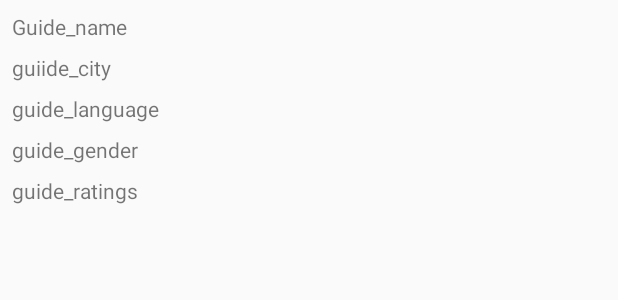
After one commit to davemaharshi7/TravelBuddy, an Android app: the layout activity_guide_details.xml on its own in the app's theme, with its tools: preview values and no code run, on a phone screen of 412 x 824 dp. The commit adds this screen. Shown: the top 300 px of the screen. Run offline under Robolectric (Android 15) with nearby library versions, the phone set to English and light mode, and no system bars.

Commit message:
Preet Completed Uptill Plan retrive
Guide List and Plan retrieval
is completed and working successfully

```diff
--- a/TravelGuide/app/build.gradle
+++ b/TravelGuide/app/build.gradle
@@ -9,6 +9,7 @@ android {
         targetSdkVersion 28
         versionCode 1
         versionName "1.0"
+        multiDexEnabled true
         testInstrumentationRunner "android.support.test.runner.AndroidJUnitRunner"
     }
     buildTypes {
@@ -21,6 +22,7 @@ android {
 
 dependencies {
     implementation fileTree(dir: 'libs', include: ['*.jar'])
+    //noinspection GradleCompatible
     implementation 'com.android.support:appcompat-v7:28.0.0'
     implementation 'com.android.support:design:28.0.0'
     implementation 'com.android.support.constraint:constraint-layout:1.1.3'
--- a/TravelGuide/app/src/main/AndroidManifest.xml
+++ b/TravelGuide/app/src/main/AndroidManifest.xml
@@ -69,7 +69,11 @@
             android:name=".Activities.ProfileActivity"
             android:screenOrientation="portrait"
             android:theme="@style/Theme.AppCompat.Light.NoActionBar" />
-        <activity android:name=".Activities.guide_dummy"></activity>
+        <activity
+            android:name=".Activities.GuideHireActivity"
+            android:screenOrientation="portrait"
+            android:theme="@style/Theme.AppCompat.Light.NoActionBar" />
+        <activity android:name=".Activities.PlanActivity"></activity>
     </application>
 
 </manifest>
--- a/TravelGuide/app/src/main/java/com/travelbuddy/travelguideapp/Activities/BaseActivity.java
+++ b/TravelGuide/app/src/main/java/com/travelbuddy/travelguideapp/Activities/BaseActivity.java
@@ -46,7 +46,7 @@ public class BaseActivity extends AppCompatActivity {
                     case R.id.hire_nav:
                         Log.i("matching", "matching inside1 rate" + checkedId);
 
-                        in = new Intent(getBaseContext(),HomeActivity.class);
+                        in = new Intent(getBaseContext(),GuideHireActivity.class);
                         startActivity(in);
                         overridePendingTransition(0, 0);
                         finish();
--- /dev/null
+++ b/TravelGuide/app/src/main/res/layout/activity_guide_details.xml
@@ -0,0 +1,69 @@
+<?xml version="1.0" encoding="utf-8"?>
+<android.support.constraint.ConstraintLayout
+    xmlns:android="http://schemas.android.com/apk/res/android"
+    xmlns:app="http://schemas.android.com/apk/res-auto"
+    xmlns:tools="http://schemas.android.com/tools"
+    android:layout_width="match_parent"
+    android:layout_height="wrap_content">
+
+    <TextView
+        android:id="@+id/guide_name1"
+        android:layout_width="match_parent"
+        android:layout_height="wrap_content"
+        android:layout_marginStart="8dp"
+        android:layout_marginTop="8dp"
+        android:layout_marginEnd="8dp"
+        android:text="Guide_name"
+        app:layout_constraintEnd_toEndOf="parent"
+        app:layout_constraintStart_toStartOf="parent"
+        app:layout_constraintTop_toTopOf="parent" />
+
+    <TextView
+        android:id="@+id/guide_city"
+        android:layout_width="match_parent"
+        android:layout_height="wrap_content"
+        android:layout_marginStart="8dp"
+        android:layout_marginTop="8dp"
+        android:layout_marginEnd="8dp"
+        android:text="guiide_city"
+        app:layout_constraintEnd_toEndOf="parent"
+        app:layout_constraintStart_toStartOf="parent"
+        app:layout_constraintTop_toBottomOf="@+id/guide_name1" />
+
+    <TextView
+        android:id="@+id/guide_gender"
+        android:layout_width="match_parent"
+        android:layout_height="wrap_content"
+        android:layout_marginStart="8dp"
+        android:layout_marginTop="8dp"
+        android:layout_marginEnd="8dp"
+        android:text="guide_gender"
+        app:layout_constraintEnd_toEndOf="parent"
+        app:layout_constraintStart_toStartOf="parent"
+        app:layout_constraintTop_toBottomOf="@+id/guide_language" />
+
+    <TextView
+        android:id="@+id/guide_language"
+        android:layout_width="match_parent"
+        android:layout_height="wrap_content"
+        android:layout_marginStart="8dp"
+        android:layout_marginTop="8dp"
+        android:layout_marginEnd="8dp"
+        android:text="guide_language"
+        app:layout_constraintEnd_toEndOf="parent"
+        app:layout_constraintStart_toStartOf="parent"
+        app:layout_constraintTop_toBottomOf="@+id/guide_city" />
+
+    <TextView
+        android:id="@+id/guide_ratings"
+        android:layout_width="match_parent"
+        android:layout_height="wrap_content"
+        android:layout_marginStart="8dp"
+        android:layout_marginTop="8dp"
+        android:layout_marginEnd="8dp"
+        android:text="guide_ratings"
+        app:layout_constraintEnd_toEndOf="parent"
+        app:layout_constraintStart_toStartOf="parent"
+        app:layout_constraintTop_toBottomOf="@+id/guide_gender" />
+
+</android.support.constraint.ConstraintLayout>
```
Also changed, not shown: TravelGuide/app/src/main/java/com/travelbuddy/travelguideapp/Activities/GuideHireActivity.java (added, +85 -0 lines), TravelGuide/app/src/main/java/com/travelbuddy/travelguideapp/Activities/PlanActivity.java (added, +73 -0 lines), TravelGuide/app/src/main/java/com/travelbuddy/travelguideapp/Activities/guide_dummy.java (deleted, +0 -15 lines), TravelGuide/app/src/main/java/com/travelbuddy/travelguideapp/Adapter/GuideAdapter.java (added, +72 -0 lines), TravelGuide/app/src/main/java/com/travelbuddy/travelguideapp/Adapter/PlanAdapter.java (added, +68 -0 lines), TravelGuide/app/src/main/java/com/travelbuddy/travelguideapp/Models/GuideDetails.java (added, +82 -0 lines), TravelGuide/app/src/main/java/com/travelbuddy/travelguideapp/Models/Plan.java (added, +52 -0 lines), TravelGuide/app/src/main/res/layout/activity_guide_hire.xml (added, +19 -0 lines), TravelGuide/app/src/main/res/layout/activity_plan.xml (renamed from TravelGuide/app/src/main/res/layout/activity_guide_dummy.xml, +7 -1 lines), TravelGuide/app/src/main/res/layout/layout_plan_details.xml (added, +55 -0 lines).
